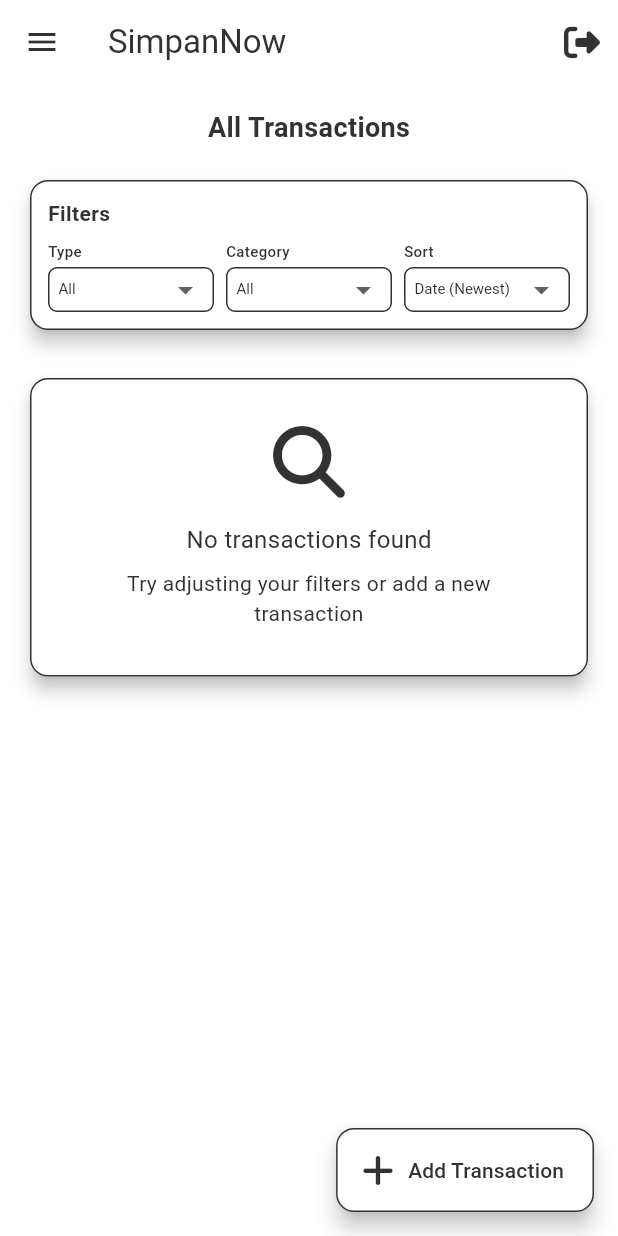
After one commit to jodayyy/simpannow, a Flutter app: the TransactionsPage screen opened directly, on a phone screen of 412 x 824 dp. The commit adds this screen. Run offline on Flutter 3.47's test engine with Material 3 defaults, Android fonts, the phone set to English and light mode, and no system bars; our stand-ins replace cloud_firestore, firebase_analytics, firebase_auth, firebase_core, flutter_spinkit, font_awesome_flutter and 1 more; accounts and stored records are empty; statements that could not run were skipped.

Commit message:
Add transactions page

```diff
--- a/lib/ui/screens/summary/financial_summary_card.dart
+++ b/lib/ui/screens/summary/financial_summary_card.dart
@@ -19,7 +19,7 @@ class _FinancialSummaryCardState extends State<FinancialSummaryCard> {
   @override
   Widget build(BuildContext context) {
     return Card(
-      elevation: 4,
+      elevation: 5,
       shape: RoundedRectangleBorder(
         borderRadius: BorderRadius.circular(12),
         side: BorderSide(
--- /dev/null
+++ b/lib/ui/screens/transactions/transactions_page.dart
@@ -0,0 +1,422 @@
+import 'package:flutter/material.dart';
+import 'package:font_awesome_flutter/font_awesome_flutter.dart';
+import 'package:provider/provider.dart';
+import 'package:simpannow/core/services/auth_service.dart';
+import 'package:simpannow/core/services/user_service.dart';
+import 'package:simpannow/core/services/transaction_service.dart';
+import 'package:simpannow/ui/components/navigation/side_navigation.dart';
+import 'package:simpannow/ui/components/navigation/top_bar.dart';
+import 'package:simpannow/data/models/transaction_model.dart';
+import 'package:simpannow/ui/features/transactions/transaction_card_group.dart';
+import 'package:simpannow/ui/features/transactions/add_transaction_dialog.dart';
+import 'package:simpannow/ui/features/transactions/delete_transaction_dialog.dart';
+
+class TransactionsPage extends StatefulWidget {
+  const TransactionsPage({super.key});
+
+  @override
+  State<TransactionsPage> createState() => _TransactionsPageState();
+}
+
+class _TransactionsPageState extends State<TransactionsPage> {
+  String _selectedFilter = 'All';
+  String _selectedCategory = 'All';
+  String _sortBy = 'Date (Newest)';
+
+  final List<String> _filterOptions = ['All', 'Income', 'Expense'];
+  final List<String> _sortOptions = [
+    'Date (Newest)',
+    'Date (Oldest)',
+    'Amount (High to Low)',
+    'Amount (Low to High)',
+  ];
+
+  @override
+  Widget build(BuildContext context) {
+    return Consumer3<UserService, AuthService, TransactionService>(
+      builder: (context, userService, authService, transactionService, _) {
+        if (authService.user == null) {
+          return const Scaffold(
+            body: Center(child: Text('Please log in')),
+          );
+        }
+
+        return Scaffold(
+          appBar: TopBar(authService: authService),
+          drawer: const SideNavigation(),
+          body: RefreshIndicator(
+            onRefresh: () async {
+              await userService.fetchUserData(authService.user!.uid);
+            },
+            child: SingleChildScrollView(
+              padding: const EdgeInsets.all(16.0),
+              child: Column(
+                crossAxisAlignment: CrossAxisAlignment.start,
+                children: [
+                  // Title
+                  Center(
+                    child: Text(
+                      'All Transactions',
+                      style: const TextStyle(
+                        fontSize: 18,
+                        fontWeight: FontWeight.bold,
+                      ),
+                    ),
+                  ),
+
+                  const SizedBox(height: 18),
+
+                  // Filter Card
+                  Card(
+                    elevation: 5,
+                    shape: RoundedRectangleBorder(
+                      borderRadius: BorderRadius.circular(12),
+                      side: BorderSide(
+                        color: Theme.of(context).colorScheme.primary,
+                        width: 1,
+                      ),
+                    ),
+                    child: Padding(
+                      padding: const EdgeInsets.all(12.0),
+                      child: Column(
+                        crossAxisAlignment: CrossAxisAlignment.start,
+                        children: [
+                          const Text(
+                            'Filters',
+                            style: TextStyle(
+                              fontSize: 14,
+                              fontWeight: FontWeight.bold,
+                            ),
+                          ),
+                          const SizedBox(height: 8),
+                          // Single Filter Row with 3 filters
+                          Row(
+                            children: [
+                              Expanded(
+                                child: _buildFilterDropdown(
+                                  'Type',
+                                  _selectedFilter,
+                                  _filterOptions,
+                                  (value) => setState(() => _selectedFilter = value!),
+                                ),
+                              ),
+                              const SizedBox(width: 8),
+                              Expanded(
+                                child: _buildCategoryDropdown(transactionService),
+                              ),
+                              const SizedBox(width: 8),
+                              Expanded(
+                                child: _buildFilterDropdown(
+                                  'Sort',
+                                  _sortBy,
+                                  _sortOptions,
+                                  (value) => setState(() => _sortBy = value!),
+                                ),
+                              ),
+                            ],
+                          ),
+                        ],
+                      ),
+                    ),
+                  ),
+
+                  const SizedBox(height: 24),
+
+                  // Transaction List
+                  StreamBuilder<List<Transaction>>(
+                    stream: transactionService.getUserTransactionsStream(authService.user!.uid),
+                    builder: (context, snapshot) {
+                      if (snapshot.connectionState == ConnectionState.waiting) {
+                        return const Card(
+                          elevation: 5,
+                          child: Padding(
+                            padding: EdgeInsets.all(32.0),
+                            child: Center(child: CircularProgressIndicator()),
+                          ),
+                        );
+                      }
+
+                      if (snapshot.hasError) {
+                        return Card(
+                          elevation: 5,
+                          child: Padding(
+                            padding: const EdgeInsets.all(32.0),
+                            child: Center(child: Text('Error: ${snapshot.error}')),
+                          ),
+                        );
+                      }
+
+                      final allTransactions = snapshot.data ?? [];
+                      final filteredTransactions = _filterAndSortTransactions(allTransactions);
+
+                      if (filteredTransactions.isEmpty) {
+                        return Card(
+                          elevation: 5,
+                          shape: RoundedRectangleBorder(
+                            borderRadius: BorderRadius.circular(12),
+                            side: BorderSide(
+                              color: Theme.of(context).colorScheme.primary,
+                              width: 1,
+                            ),
+                          ),
+                          child: Container(
+                            width: double.infinity,
+                            padding: const EdgeInsets.all(32.0),
+                            child: Column(
+                              children: [
+                                Icon(
+                                  FontAwesomeIcons.magnifyingGlass,
+                                  size: 48,
+                                  color: Theme.of(context).colorScheme.primary,
+                                ),
+                                const SizedBox(height: 16),
+                                Text(
+                                  'No transactions found',
+                                  style: TextStyle(
+                                    fontSize: 16,
+                                    color: Theme.of(context).colorScheme.primary,
+                                  ),
+                                ),
+                                const SizedBox(height: 8),
+                                Text(
+                                  'Try adjusting your filters or add a new transaction',
+                                  style: TextStyle(
+                                    fontSize: 14,
+                                    color: Theme.of(context).colorScheme.primary,
+                                  ),
+                                  textAlign: TextAlign.center,
+                                ),
+                              ],
+                            ),
+                          ),
+                        );
+                      }
+
+                      return Column(
+                        crossAxisAlignment: CrossAxisAlignment.start,
+                        children: [
+                          // Transaction count
+                          Padding(
+                            padding: const EdgeInsets.only(bottom: 12.0),
+                            child: Text(
+                              '${filteredTransactions.length} transaction${filteredTransactions.length == 1 ? '' : 's'} found',
+                              style: TextStyle(
+                                fontSize: 16,
+                                fontWeight: FontWeight.bold,
+                              ),
+                            ),
+                          ),
+                          // Single card for all transactions
+                          TransactionCardGroup(
+                            transactions: filteredTransactions,
+                            onDelete: (transactionId, transactionTitle) => deleteTransaction(
+                              context,
+                              transactionService,
+                              authService.user!.uid,
+                              transactionId,
+                              transactionTitle,
+                            ),
+                          ),
+                        ],
+                      );
+                    },
+                  ),
+
+                  const SizedBox(height: 100), // Space for FAB
+                ],
+              ),
+            ),
+          ),
+          floatingActionButton: FloatingActionButton.extended(
+            onPressed: () => _showAddTransactionDialog(context),
+            tooltip: 'Add Transaction',
+            backgroundColor: Theme.of(context).colorScheme.surface,
+            shape: RoundedRectangleBorder(
+              borderRadius: BorderRadius.circular(12),
+              side: BorderSide(
+                color: Theme.of(context).colorScheme.primary,
+                width: 1,
+              ),
+            ),
+            icon: Icon(
+              FontAwesomeIcons.plus,
+              color: Theme.of(context).colorScheme.onSurface,
+            ),
+            label: Text(
+              'Add Transaction',
+              style: TextStyle(color: Theme.of(context).colorScheme.onSurface),
+            ),
+          ),
+        );
+      },
+    );
+  }
+
+  Widget _buildFilterDropdown(
+    String label,
+    String value,
+    List<String> options,
+    ValueChanged<String?> onChanged,
+  ) {
+    return Column(
+      crossAxisAlignment: CrossAxisAlignment.start,
+      children: [
+        Text(
+          label,
+          style: TextStyle(
+            fontSize: 10,
+            fontWeight: FontWeight.w500,
+            color: Theme.of(context).colorScheme.primary,
+          ),
+        ),
+        const SizedBox(height: 4),
+        Container(
+          padding: const EdgeInsets.symmetric(horizontal: 6, vertical: 2),
+          decoration: BoxDecoration(
+            border: Border.all(
+              color: Theme.of(context).colorScheme.primary,
+              width: 1,
+            ),
+            borderRadius: BorderRadius.circular(6),
+          ),
+          child: DropdownButton<String>(
+            value: value,
+            isExpanded: true,
+            underline: const SizedBox.shrink(),
+            style: TextStyle(
+              fontSize: 10,
+              color: Theme.of(context).colorScheme.primary,
+            ),
+            isDense: true,
+            items: options.map((option) {
+              return DropdownMenuItem(
+                value: option,
+                child: Text(
+                  option,
+                  style: TextStyle(
+                    fontSize: 10,
+                    color: Theme.of(context).colorScheme.primary,
+                  ),
+                  overflow: TextOverflow.ellipsis,
+                ),
+              );
+            }).toList(),
+            onChanged: onChanged,
+          ),
+        ),
+      ],
+    );
+  }
+
+  Widget _buildCategoryDropdown(TransactionService transactionService) {
+    final categories = ['All', ...transactionService.getCategoryNames()];
+
+    return Column(
+      crossAxisAlignment: CrossAxisAlignment.start,
+      children: [
+        Text(
+          'Category',
+          style: TextStyle(
+            fontSize: 10,
+            fontWeight: FontWeight.w500,
+            color: Theme.of(context).colorScheme.primary,
+          ),
+        ),
+        const SizedBox(height: 4),
+        Container(
+          padding: const EdgeInsets.symmetric(horizontal: 6, vertical: 2),
+          decoration: BoxDecoration(
+            border: Border.all(
+              color: Theme.of(context).colorScheme.primary,
+              width: 1,
+            ),
+            borderRadius: BorderRadius.circular(6),
+          ),
+          child: DropdownButton<String>(
+            value: _selectedCategory,
+            isExpanded: true,
+            underline: const SizedBox.shrink(),
+            style: TextStyle(
+              fontSize: 10,
+              color: Theme.of(context).colorScheme.primary,
+            ),
+            isDense: true,
+            items: categories.map((category) {
+              return DropdownMenuItem(
+                value: category,
+                child: Row(
+                  children: [
+                    if (category != 'All') ...[
+                      Text(
+                        transactionService.getCategoryIcon(category),
+                        style: const TextStyle(fontSize: 12),
+                      ),
+                      const SizedBox(width: 4),
+                    ],
+                    Expanded(
+                      child: Text(
+                        category,
+                        style: TextStyle(
+                          fontSize: 10,
+                          color: Theme.of(context).colorScheme.primary,
+                        ),
+                        overflow: TextOverflow.ellipsis,
+                      ),
+                    ),
+                  ],
+                ),
+              );
+            }).toList(),
+            onChanged: (value) => setState(() => _selectedCategory = value!),
+          ),
+        ),
+      ],
+    );
+  }
+
+  List<Transaction> _filterAndSortTransactions(List<Transaction> transactions) {
+    var filtered = transactions.where((transaction) {
+      // Filter by type
+      if (_selectedFilter != 'All') {
+        if (_selectedFilter == 'Income' && transaction.type != TransactionType.INCOME) {
+          return false;
+        }
+        if (_selectedFilter == 'Expense' && transaction.type != TransactionType.EXPENSE) {
+          return false;
+        }
+      }
+
+      // Filter by category
+      if (_selectedCategory != 'All' && transaction.category != _selectedCategory) {
+        return false;
+      }
+
+      return true;
+    }).toList();
+
+    // Sort transactions
+    switch (_sortBy) {
+      case 'Date (Newest)':
+        filtered.sort((a, b) => b.createdAt.compareTo(a.createdAt));
+        break;
+      case 'Date (Oldest)':
+        filtered.sort((a, b) => a.createdAt.compareTo(b.createdAt));
+        break;
+      case 'Amount (High to Low)':
+        filtered.sort((a, b) => b.amount.compareTo(a.amount));
+        break;
+      case 'Amount (Low to High)':
+        filtered.sort((a, b) => a.amount.compareTo(b.amount));
+        break;
+    }
+
+    return filtered;
+  }
+
+  void _showAddTransactionDialog(BuildContext context) {
+    showDialog(
+      context: context,
+      builder: (context) => const AddTransactionDialog(),
+    );
+  }
+}
--- a/pubspec.yaml
+++ b/pubspec.yaml
@@ -21,7 +21,6 @@ dependencies:
 
   provider: ^6.0.5
   flutter_spinkit: ^5.2.0
-  fluttertoast: ^8.2.2
   font_awesome_flutter: ^10.5.0
   shared_preferences: ^2.2.2
 
```
Also changed, not shown: lib/ui/components/navigation/main_navigation.dart (+20 -8 lines), lib/ui/features/transactions/add_transaction_dialog.dart (+4 -21 lines), lib/ui/features/transactions/delete_transaction_dialog.dart (+5 -14 lines), lib/ui/features/transactions/transaction_card_group.dart (added, +76 -0 lines), lib/ui/features/transactions/transaction_list_item.dart (+28 -13 lines), lib/ui/screens/auth/login_page.dart (+3 -13 lines), lib/ui/screens/auth/register_page.dart (+4 -14 lines), lib/ui/screens/profile/profile_page.dart (+7 -25 lines), lib/ui/screens/summary/summary_page.dart (+31 -21 lines), pubspec.lock.
